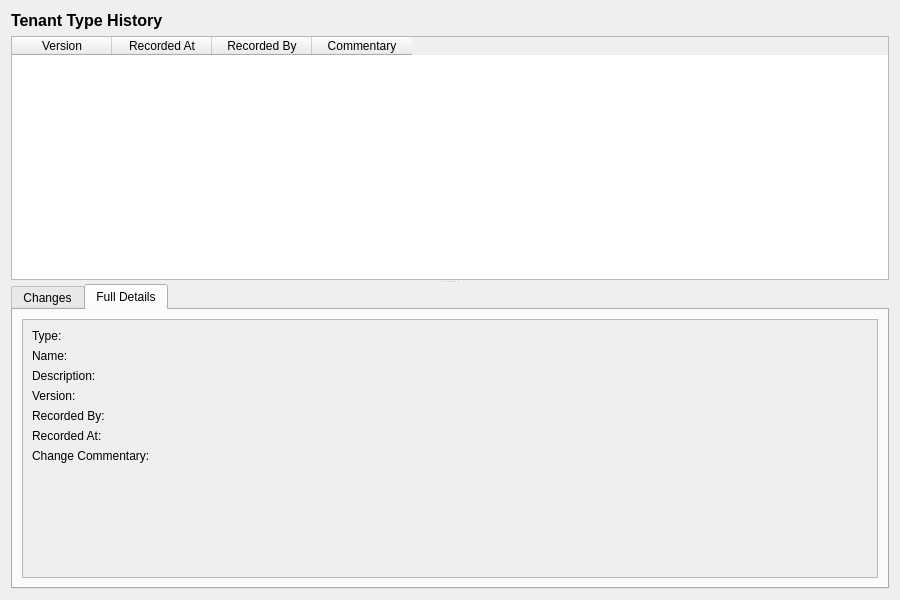
First picture: the form in projects/ores.qt/ui/TenantTypeHistoryDialog.ui, repository OreStudio/OreStudio, before the edit.
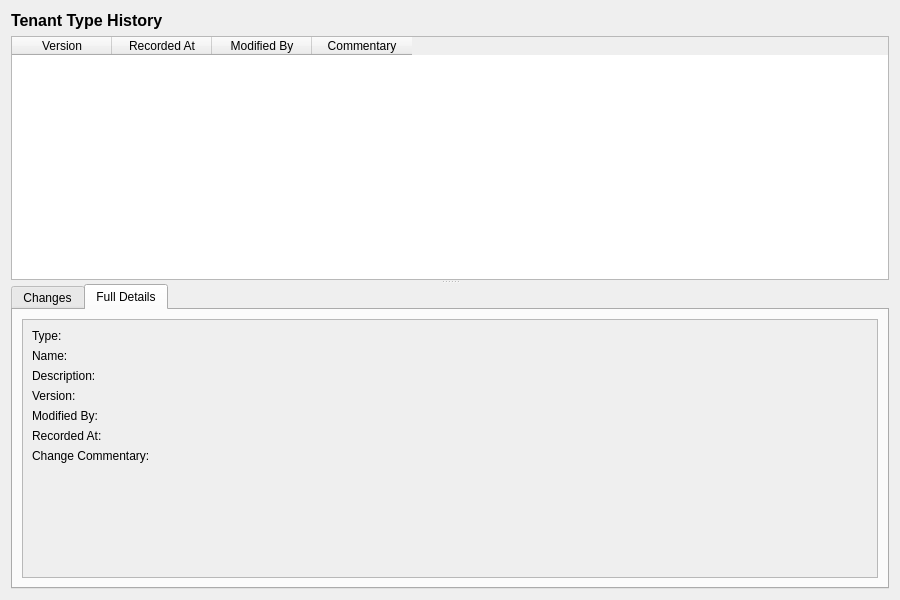
Second picture: the form after the edit. The open tabs and pages were chosen to show the change.

Commit message: [protocol] Fix audit trail metadata: rename recorded_by, remove from wire format

```diff
--- a/projects/ores.qt/ui/TenantTypeHistoryDialog.ui
+++ b/projects/ores.qt/ui/TenantTypeHistoryDialog.ui
@@ -63,7 +63,7 @@
       </column>
       <column>
        <property name="text">
-        <string>Recorded By</string>
+        <string>Modified By</string>
        </property>
       </column>
       <column>
@@ -211,7 +211,7 @@
                <item row="4" column="0">
                 <widget class="QLabel" name="recordedByLabel">
                  <property name="text">
-                  <string>Recorded By:</string>
+                  <string>Modified By:</string>
                  </property>
                 </widget>
                </item>
```
Left out of the diff: 4 changed lines with no effect on the pictures. The commit also changes 473 other files.
